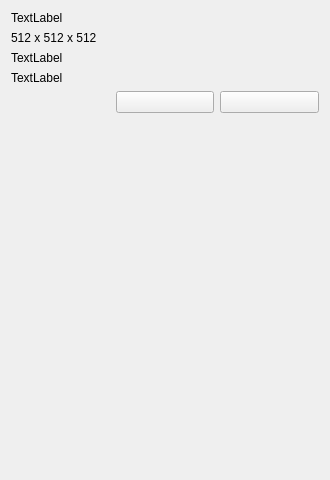
Old version of the form DataPropertiesPanel.ui in the repository OpenChemistry/tomviz.
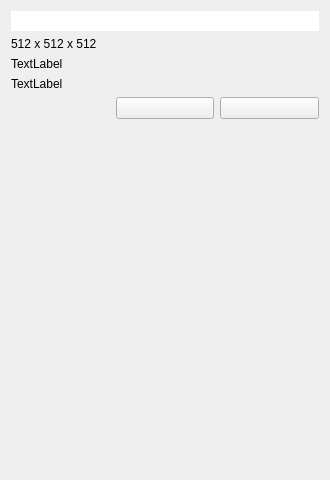
New version of the form. Custom widgets are drawn as their Qt base class.

Commit message:
UI cleanup (scroll bars for DataPropertiesPanel.)
Also fixed DataPropertiesPanel label size for filename

The edit to the form file:
```diff
--- a/DataPropertiesPanel.ui
+++ b/DataPropertiesPanel.ui
@@ -15,11 +15,14 @@
   </property>
   <layout class="QVBoxLayout" name="verticalLayout">
    <item>
-    <widget class="QLabel" name="FileName">
-     <property name="text">
-      <string>TextLabel</string>
+    <widget class="QLineEdit" name="FileName">
+     <property name="autoFillBackground">
+      <bool>true</bool>
      </property>
-     <property name="wordWrap">
+     <property name="frame">
+      <bool>false</bool>
+     </property>
+     <property name="readOnly">
       <bool>true</bool>
      </property>
     </widget>
```
The commit also changes 1 other file.
